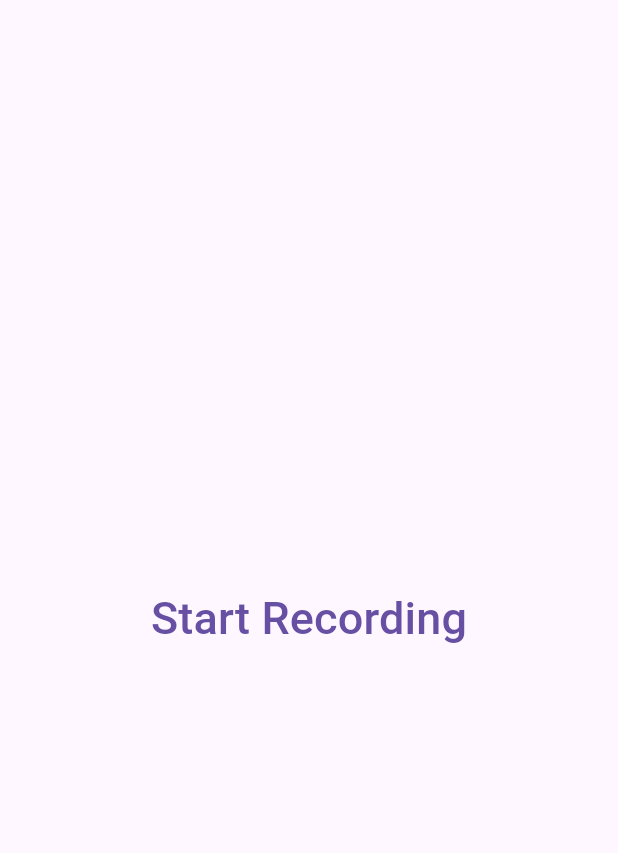
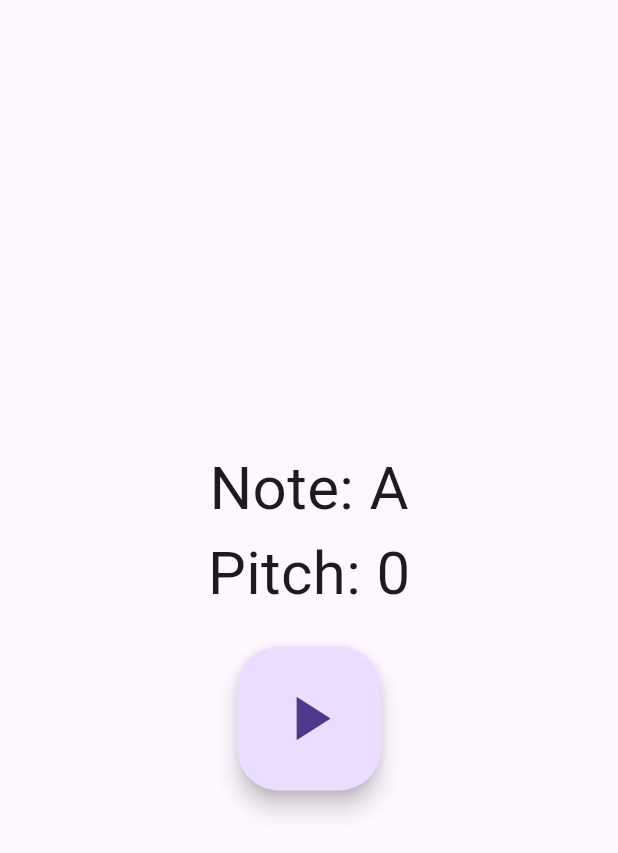
Before and after one commit to konradroesler/muse, a Flutter app: the screen it shows after launch, on a phone screen of 412 x 824 dp. Shown: the top 853 px of the screen. Run offline on Flutter 3.47's test engine with Material 3 defaults, Android fonts, the light colour scheme and no system bars; our stand-ins replace equatable, flutter_bloc; missing offline and left inert: buffered_list_stream, pitch_detector_dart, pitchupdart, record.

Commit message:
good tuner implementation

```diff
--- a/lib/tuner/bloc/tuner_bloc.dart
+++ b/lib/tuner/bloc/tuner_bloc.dart
@@ -1,20 +1,82 @@
+import 'dart:async';
+import 'dart:typed_data';
+
+import 'package:buffered_list_stream/buffered_list_stream.dart';
 import 'package:equatable/equatable.dart';
 import 'package:flutter_bloc/flutter_bloc.dart';
+import 'package:pitchupdart/instrument_type.dart';
+import 'package:pitchupdart/pitch_handler.dart';
+import 'package:record/record.dart';
+import 'package:pitch_detector_dart/pitch_detector.dart';
 
 part 'tuner_event.dart';
 part 'tuner_state.dart';
 
 class TunerBloc extends Bloc<TunerEvent, TunerState> {
-  TunerBloc() : super(const TunerInitial()) {
+  TunerBloc() : super(const TunerInitial("A", 0)) {
     on<TunerRecordingStarted>(_onRecordingStarted);
     on<TunerRecordingEnded>(_onRecordingEnded);
+    on<_TunerPitchChanged>(_onPitchChanged);
   }
 
-  void _onRecordingStarted(event, emit) {
-    emit(TunerRecording());
+  String _note = "A";
+  int _pitch = 0;
+
+  final AudioRecorder _audioRecorder = AudioRecorder();
+  final PitchDetector _pitchDetector = PitchDetector();
+  final PitchHandler _pitchHandler = PitchHandler(InstrumentType.guitar);
+
+  @override
+  Future<void> close() {
+    _audioRecorder.cancel();
+    _audioRecorder.dispose();
+    return super.close();
   }
 
-  void _onRecordingEnded(event, emit) {
-    emit(TunerIdle());
+  void _onRecordingStarted(event, emit) async {
+    emit(TunerRecording(_note, _pitch));
+
+    final recordStream = await _audioRecorder.startStream(
+      const RecordConfig(
+        encoder: AudioEncoder.pcm16bits,
+        numChannels: 1,
+        bitRate: 128000,
+        sampleRate: PitchDetector.DEFAULT_SAMPLE_RATE,
+      )
+    );
+
+    var audioSampleBufferedStream = bufferedListStream(
+      recordStream.map((event) {
+        return event.toList();
+      }),
+      //The library converts a PCM16 to 8bits internally. So we need twice as many bytes
+      PitchDetector.DEFAULT_BUFFER_SIZE * 2,
+      ) ;
+
+    await for (var audioSample in audioSampleBufferedStream) {
+      final intBuffer = Uint8List.fromList(audioSample);
+
+      final detectedPitch = await _pitchDetector.getPitchFromIntBuffer(intBuffer);
+      if (detectedPitch.pitched) {
+        final pitchResult = await _pitchHandler.handlePitch(detectedPitch.pitch);
+        String note = pitchResult.note;
+        int pitch = pitchResult.diffCents.toInt();
+        if (note != '' && pitch != 0) {
+          _note = note;
+          _pitch = pitch;
+          add(_TunerPitchChanged(_note, _pitch));
+        }
+      }
+    }
+  }
+
+  void _onRecordingEnded(event, emit) async {
+    _audioRecorder.cancel();
+    emit(TunerIdle(_note, _pitch));
+  }
+
+  void _onPitchChanged(event, emit) {
+    emit(TunerRecording(event.note, event.pitch));
+    print('abc note: ${event.note}, pitch: ${event.pitch}');
   }
 }
--- a/lib/tuner/bloc/tuner_event.dart
+++ b/lib/tuner/bloc/tuner_event.dart
@@ -14,3 +14,9 @@ final class TunerRecordingStarted extends TunerEvent {
 final class TunerRecordingEnded extends TunerEvent {
   const TunerRecordingEnded();
 }
+
+final class _TunerPitchChanged extends TunerEvent {
+  const _TunerPitchChanged(this.note, this.pitch);
+  final String note;
+  final int pitch;
+}
--- a/lib/tuner/bloc/tuner_state.dart
+++ b/lib/tuner/bloc/tuner_state.dart
@@ -1,20 +1,23 @@
 part of 'tuner_bloc.dart';
 
 sealed class TunerState extends Equatable {
-  const TunerState();
+  const TunerState(this.note, this.pitch
+  );
+  final String note;
+  final int pitch;
 
   @override
-  List<Object> get props => [];
+  List<Object> get props => [note, pitch];
 }
 
 final class TunerInitial extends TunerState {
-  const TunerInitial();
+  const TunerInitial(super.note, super.pitch);
 }
 
 final class TunerIdle extends TunerState {
-  const TunerIdle();
+  const TunerIdle(super.note, super.pitch);
 }
 
 final class TunerRecording extends TunerState {
-  const TunerRecording();
+  const TunerRecording(super.note, super.pitch);
 }
--- a/lib/tuner/tuner.dart
+++ b/lib/tuner/tuner.dart
@@ -1,3 +1,4 @@
 export 'bloc/tuner_bloc.dart';
 export 'view/tuner_page.dart';
 export 'view/tuner_view.dart';
+export 'tuner_ticker.dart';
--- a/lib/tuner/view/tuner_view.dart
+++ b/lib/tuner/view/tuner_view.dart
@@ -14,21 +14,36 @@ class TunerView extends StatelessWidget {
         children: [
           BlocBuilder<TunerBloc, TunerState>(
             builder: (context, state) {
+              return Column(
+                children: [
+                  Text('Note: ${state.note}', style: TextStyle(fontSize: 40)),
+                  Text('Pitch: ${state.pitch}', style: TextStyle(fontSize: 40)),
+                ]
+              );
+            }
+          ),
+          const SizedBox(height: 20),
+          BlocBuilder<TunerBloc, TunerState>(
+            builder: (context, state) {
+              print('rebuilt');
               return switch (state) {
-          TunerRecording() => TextButton(
+                TunerRecording() => FloatingActionButton.large(
                   onPressed: () {
                     context.read<TunerBloc>().add(const TunerRecordingEnded());
                   },
-                child: const Text('Recording...', style: TextStyle(fontSize: 30))
+                child: const Icon(Icons.pause, size: 50),
                 ),
-          _ => TextButton(
+                _ => FloatingActionButton.large(
                   onPressed: () {
                     context.read<TunerBloc>().add(const TunerRecordingStarted());
                   },
-                child: const Text('Start Recording', style: TextStyle(fontSize: 30)),
+                  child: const Icon(Icons.play_arrow, size: 50),
                 ),
               };
             }
-      ) ]    )));
+          )
+        ]
+      ))
+    );
   }
 }
```
Also changed, not shown: lib/tuner/tuner_ticker.dart (added, +7 -0 lines), pubspec.yaml (+10 -1 lines), pubspec.lock, 4 other files. Lines whose indentation alone changed are shown as unchanged.
